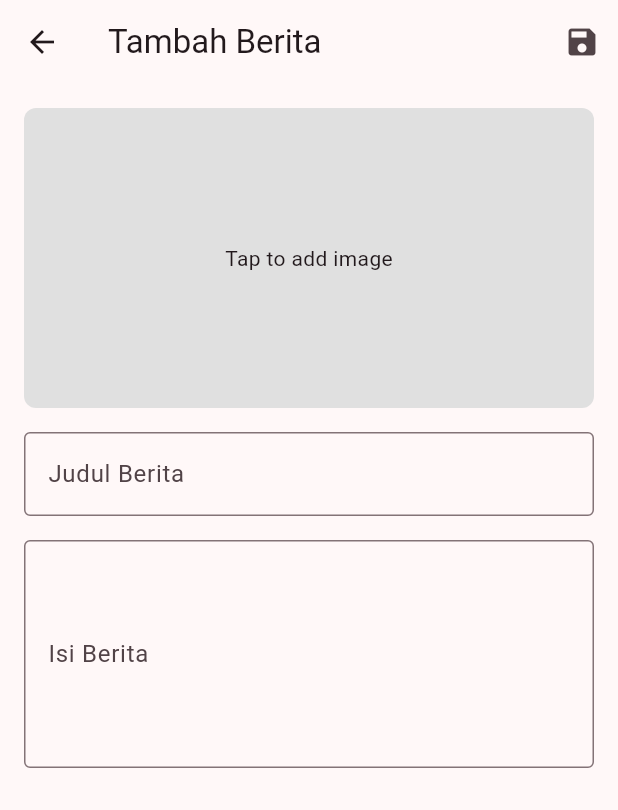
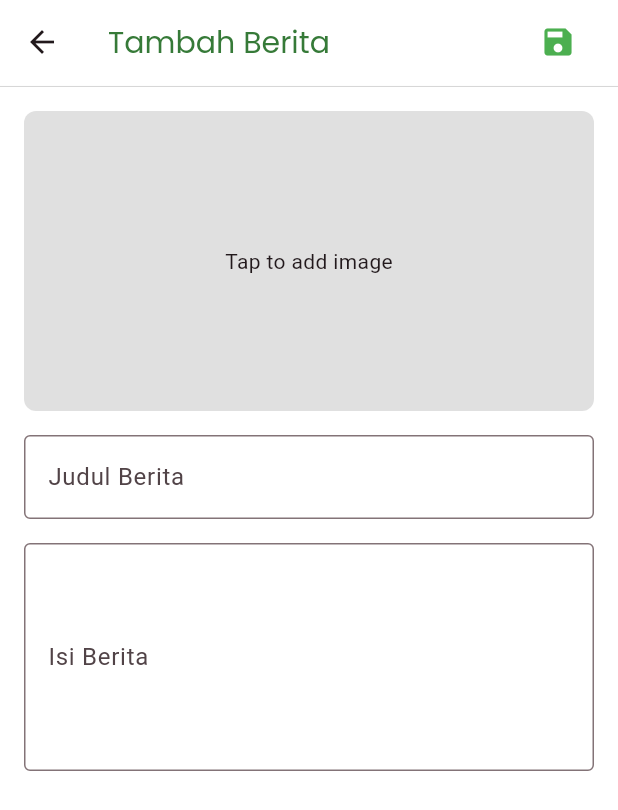
Before and after one commit to mochikoeki/studyit, a Flutter app: the NewsAdd screen opened directly, on a phone screen of 412 x 824 dp. Shown: the top 810 px of the screen. Run offline on Flutter 3.47's test engine with Material 3 defaults, Android fonts, the phone set to English and light mode, and no system bars; our stand-ins replace cloud_firestore, firebase_core, google_nav_bar, image_picker; accounts and stored records are empty.

Commit message:
Nambah fungsi add berita

```diff
--- a/lib/admin/news_add.dart
+++ b/lib/admin/news_add.dart
@@ -27,7 +27,9 @@ class NewsAddState extends State<NewsAdd> {
 
   void _saveArticle() {
     // Logika untuk menyimpan artikel baru, misalnya menambah ke daftar artikel
-    if (_titleController.text.isNotEmpty && _descriptionController.text.isNotEmpty && _image != null) {
+    if (_titleController.text.isNotEmpty &&
+        _descriptionController.text.isNotEmpty &&
+        _image != null) {
       // Anda bisa menambahkan logika untuk menyimpan artikel di sini
       Navigator.pop(context); // Kembali ke halaman sebelumnya
     } else {
@@ -41,16 +43,43 @@ class NewsAddState extends State<NewsAdd> {
   @override
   Widget build(BuildContext context) {
     return Scaffold(
+      backgroundColor: Colors.white,
       appBar: AppBar(
-        title: const Text('Tambah Berita'),
+        backgroundColor: Colors.white,
+        title: const Text('Tambah Berita', style: TextStyle(
+          fontFamily: "poppins",
+          color: Color.fromARGB(255, 54, 122, 56),
+          fontSize: 20
+        ),),
         actions: [
-          IconButton(
-            icon: const Icon(Icons.save),
-            onPressed: _saveArticle, // Simpan artikel saat ikon disimpan ditekan
+          Container(
+            margin: const EdgeInsets.symmetric(
+                horizontal: 8.0), // Atur margin horizontal
+            padding: const EdgeInsets.all(8.0), // Atur padding dalam ikon
+            decoration: BoxDecoration(
+              borderRadius:
+                  BorderRadius.circular(8.0), // Menambahkan border radius
+            ),
+            child: IconButton(
+              icon: const Icon(
+                Icons.save,
+                color: Colors.green, // Mengatur warna ikon menjadi putih
+              ),
+              onPressed:
+                  _saveArticle, // Simpan artikel saat ikon disimpan ditekan
+            ),
           ),
         ],
+        bottom: PreferredSize(
+          preferredSize: const Size.fromHeight(2.0),
+          child: Container(
+            color: const Color.fromARGB(40, 0, 0, 0),
+            height: 0.7,
+          ),
+        ),
       ),
-      body: SingleChildScrollView( // Membungkus dengan SingleChildScrollView
+      body: SingleChildScrollView(
+        // Membungkus dengan SingleChildScrollView
         padding: const EdgeInsets.all(16.0),
         child: Column(
           crossAxisAlignment: CrossAxisAlignment.start,
```
